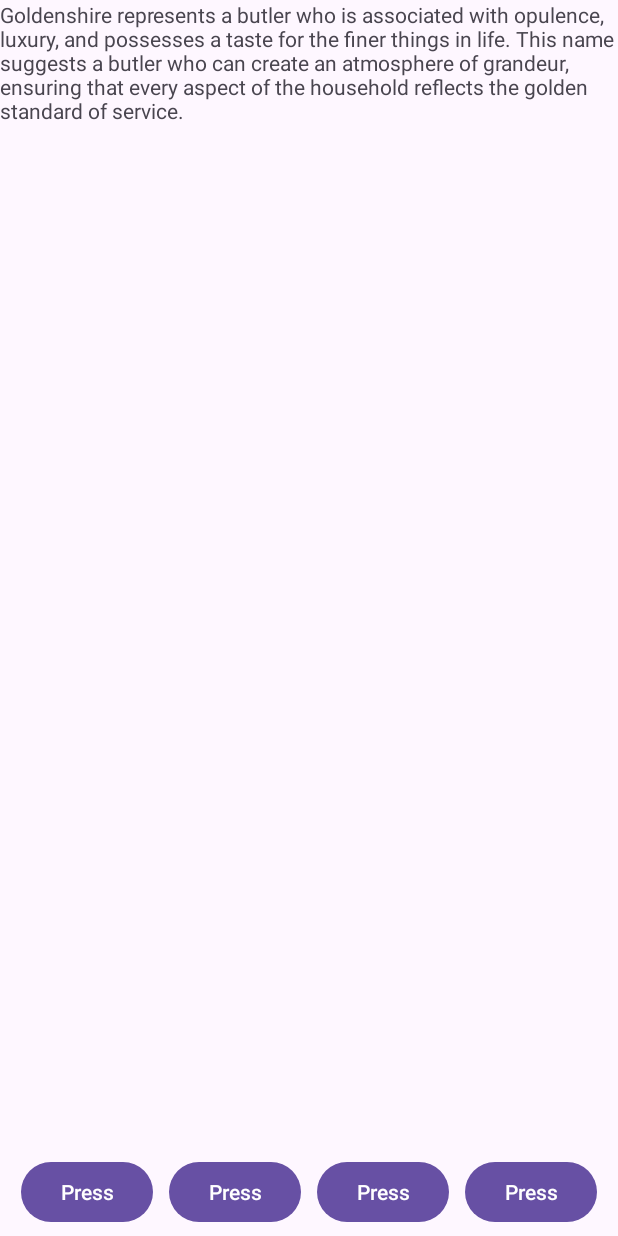
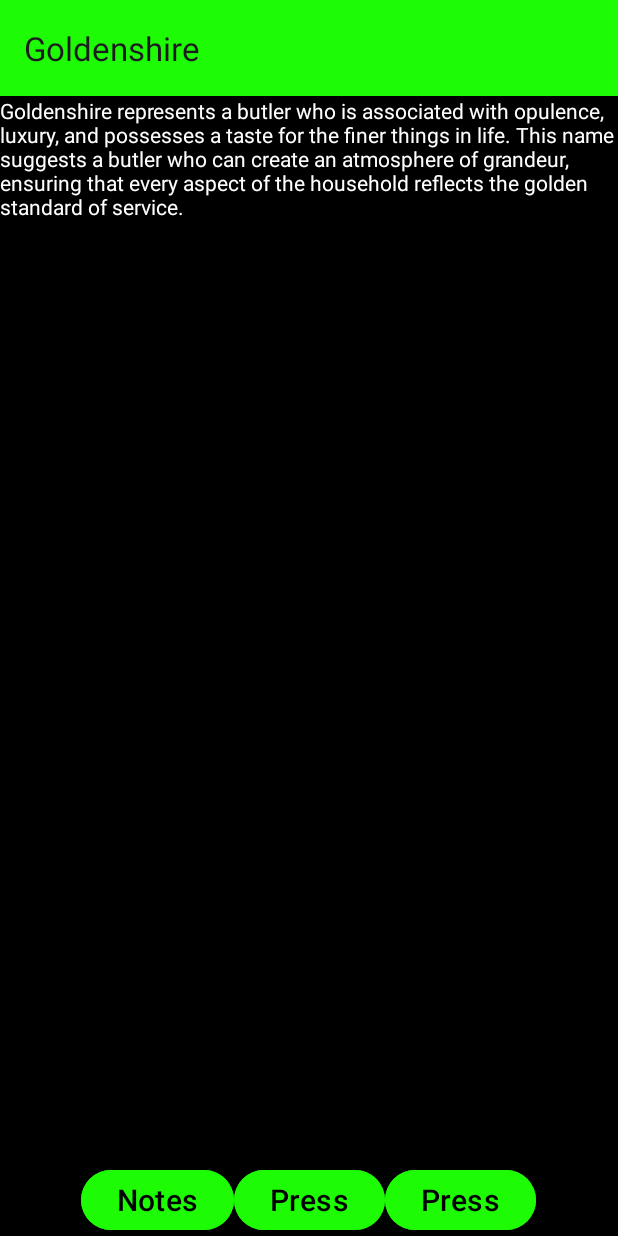
Before and after one commit to SamuelhaIIman/goldenshire, an Android app: the screen it shows after launch (MainActivity), on a phone screen of 412 x 824 dp. Run offline under Robolectric (Android 15) with nearby library versions, the phone set to English and light mode, and no system bars.

Commit message:
New activity added to add notes into the project.

```diff
--- a/app/src/main/AndroidManifest.xml
+++ b/app/src/main/AndroidManifest.xml
@@ -20,6 +20,9 @@
                 <category android:name="android.intent.category.LAUNCHER" />
             </intent-filter>
         </activity>
+        <activity
+            android:name=".Notes"
+            android:exported="false"/>
     </application>
 
 </manifest>
--- a/app/src/main/java/com/samuelhallman/goldenshire/MainActivity.kt
+++ b/app/src/main/java/com/samuelhallman/goldenshire/MainActivity.kt
@@ -1,6 +1,8 @@
 package com.samuelhallman.goldenshire
 
+import android.content.Intent
 import android.os.Bundle
+import android.widget.Button
 import androidx.activity.enableEdgeToEdge
 import androidx.appcompat.app.AppCompatActivity
 import androidx.core.view.ViewCompat
@@ -16,5 +18,14 @@ class MainActivity : AppCompatActivity() {
             v.setPadding(systemBars.left, systemBars.top, systemBars.right, systemBars.bottom)
             insets
         }
+
+        val button = findViewById<Button>(R.id.notes)
+        button.setOnClickListener {
+            val intent = Intent(this, Notes::class.java)
+            startActivity(intent)
+        }
+        supportActionBar?.apply {
+            setBackgroundDrawable(resources.getDrawable(R.color.green, theme))
+        }
     }
 }
--- a/app/src/main/res/layout/activity_main.xml
+++ b/app/src/main/res/layout/activity_main.xml
@@ -5,6 +5,8 @@
     android:id="@+id/main"
     android:layout_width="match_parent"
     android:layout_height="match_parent"
+    android:fitsSystemWindows="true"
+    android:background="@color/black"
     tools:context=".MainActivity">
 
     <LinearLayout
@@ -17,7 +19,8 @@
         <TextView
             android:layout_width="match_parent"
             android:layout_height="wrap_content"
-            android:text="Goldenshire represents a butler who is associated with opulence, luxury, and possesses a taste for the finer things in life. This name suggests a butler who can create an atmosphere of grandeur, ensuring that every aspect of the household reflects the golden standard of service."
+            android:text="@string/goldenshire_text"
+            android:textColor="@color/white"
             app:layout_constraintStart_toStartOf="parent"
             app:layout_constraintEnd_toEndOf="parent"
             app:layout_constraintTop_toTopOf="parent" />
@@ -26,6 +29,7 @@
             android:layout_width="match_parent"
             android:layout_height="240dp"
             android:maxHeight="30dp"
+            android:textColor="@color/white"
             app:layout_constraintStart_toStartOf="parent"
             app:layout_constraintEnd_toEndOf="parent"
             app:layout_constraintBottom_toBottomOf="parent" />
@@ -38,26 +42,29 @@
         app:layout_constraintBottom_toBottomOf="parent"
         app:layout_constraintEnd_toEndOf="parent">
         <Button
+            android:id="@+id/notes"
             android:layout_width="wrap_content"
             android:layout_height="wrap_content"
+            android:backgroundTint="@color/green"
+            android:textColor="@color/black"
+            android:textSize="20dp"
+            android:text="Notes" />
+        <Button
+            android:layout_width="wrap_content"
+            android:layout_height="wrap_content"
+            android:backgroundTint="@color/green"
+            android:textColor="@color/black"
+            android:textSize="20dp"
             android:text="Press"
-            android:layout_margin="5dp"
             />
         <Button
             android:layout_width="wrap_content"
             android:layout_height="wrap_content"
+            android:backgroundTint="@color/green"
+            android:textColor="@color/black"
+            android:textSize="20dp"
             android:text="Press"
-            android:layout_margin="5dp"/>
-        <Button
-            android:layout_width="wrap_content"
-            android:layout_height="wrap_content"
-            android:text="Press"
-            android:layout_margin="5dp"/>
-        <Button
-            android:layout_width="wrap_content"
-            android:layout_height="wrap_content"
-            android:text="Press"
-            android:layout_margin="5dp"/>
+            />
     </LinearLayout>
 
 </androidx.constraintlayout.widget.ConstraintLayout>
--- a/app/src/main/res/values/colors.xml
+++ b/app/src/main/res/values/colors.xml
@@ -2,4 +2,5 @@
 <resources>
     <color name="black">#FF000000</color>
     <color name="white">#FFFFFFFF</color>
+    <color name="green">#1dfc05</color>
 </resources>
--- a/app/src/main/res/values/strings.xml
+++ b/app/src/main/res/values/strings.xml
@@ -1,3 +1,8 @@
 <resources>
     <string name="app_name">Goldenshire</string>
+    <string name="goldenshire_text">
+        Goldenshire represents a butler who is associated with opulence, luxury, and possesses a taste for the finer things in life.
+        This name suggests a butler who can create an atmosphere of grandeur, ensuring that every aspect of the household reflects the
+        golden standard of service.
+    </string>
 </resources>
--- a/app/src/main/res/values/themes.xml
+++ b/app/src/main/res/values/themes.xml
@@ -1,8 +1,6 @@
 <resources xmlns:tools="http://schemas.android.com/tools">
-    <!-- Base application theme. -->
-    <style name="Base.Theme.Goldenshire" parent="Theme.Material3.DayNight.NoActionBar">
-        <!-- Customize your light theme here. -->
-        <!-- <item name="colorPrimary">@color/my_light_primary</item> -->
+    <style name="Base.Theme.Goldenshire" parent="Theme.Material3.DayNight">
+        <item name="android:windowLightStatusBar">false</item>
     </style>
 
     <style name="Theme.Goldenshire" parent="Base.Theme.Goldenshire" />
```
Also changed, not shown: app/src/main/java/com/samuelhallman/goldenshire/Notes.kt (added, +24 -0 lines), app/src/main/res/layout/notes.xml (added, +46 -0 lines).
